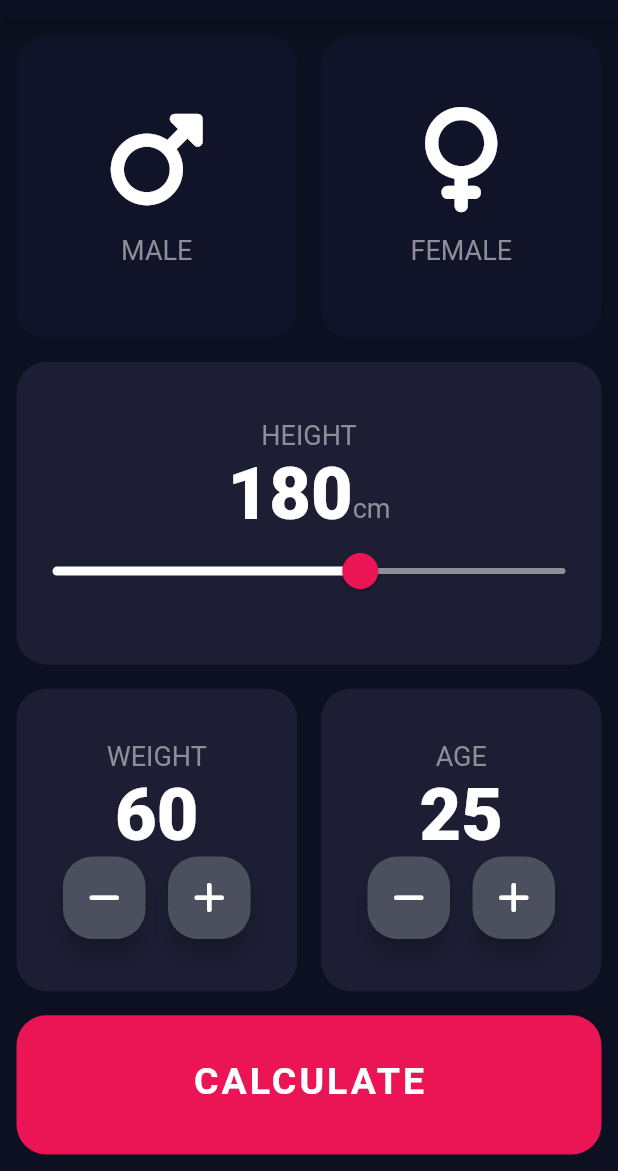
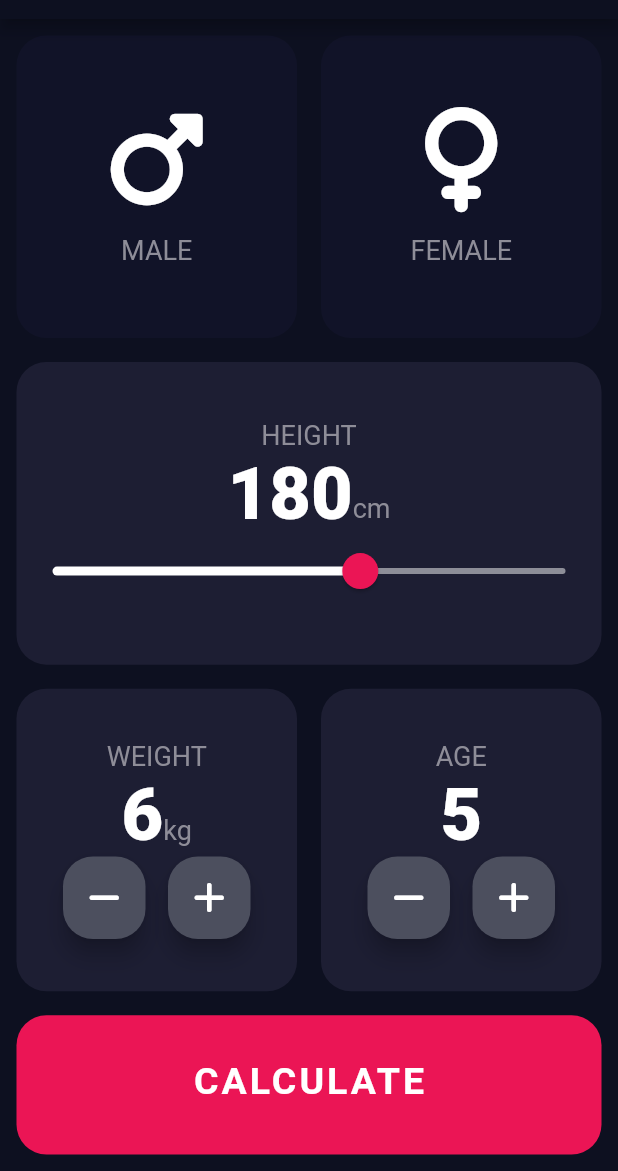
Before and after one commit to Bamidele1234/bmi_calculator, a Flutter app: the screen it shows after launch, on a phone screen of 412 x 824 dp, the part 65-1236 px from its top. Run offline on Flutter 3.47's test engine with Material 2 defaults, Android fonts, the phone set to English and light mode, and no system bars; our stand-ins replace font_awesome_flutter.

Commit message:
Worked on the snackbar, weight and age bounds

```diff
--- a/lib/calculator_brain.dart
+++ b/lib/calculator_brain.dart
@@ -29,7 +29,7 @@ class CalculatorBrain {
     } else if (_bmi > 18.5) {
       return 'You have a normal body weight. Keep being healthy';
     } else {
-      return 'You have a normal body weight. You can eat a bit more';
+      return 'You have an abnormal body weight. You can eat a bit more';
     }
   }
 }
--- a/lib/components/btm_crd_cnt.dart
+++ b/lib/components/btm_crd_cnt.dart
@@ -10,12 +10,14 @@ class BottomCardContent extends StatelessWidget {
     required this.title,
     this.onIncrease,
     this.onDecrease,
+    this.subText,
     this.spacing = 15,
   }) : super(key: key);
 
   final int value;
   final String title;
   final double spacing;
+  final Text? subText;
   final Function()? onIncrease;
   final Function()? onDecrease;
 
@@ -29,9 +31,18 @@ class BottomCardContent extends StatelessWidget {
           title.toUpperCase(),
           style: kmyTextStyle,
         ),
-        Text(
-          value.toString(),
-          style: kmyNumStyle,
+        Row(
+          mainAxisAlignment: MainAxisAlignment.center,
+          crossAxisAlignment: CrossAxisAlignment.baseline,
+          textBaseline: TextBaseline.alphabetic,
+          children: [
+            Text(
+              value.toString(),
+              style: kmyNumStyle,
+            ),
+            // If the value of subtext is null return an unseen widget
+            subText ?? const SizedBox.shrink()
+          ],
         ),
         Row(
           mainAxisAlignment: MainAxisAlignment.center,
--- a/lib/screens/input_page.dart
+++ b/lib/screens/input_page.dart
@@ -20,8 +20,8 @@ class InputPage extends StatefulWidget {
 class _InputPageState extends State<InputPage> {
   Gender? selectedGender;
   int height = 180;
-  int weight = 60;
-  int age = 25;
+  int weight = 6;
+  int age = 5;
 
   void decWeight() {
     weight--;
@@ -38,6 +38,18 @@ class _InputPageState extends State<InputPage> {
   void decAge() {
     age--;
   }
+
+  displaySb(String message) =>
+      ScaffoldMessenger.of(context).showSnackBar(ksnackBar(message));
+
+  ksnackBar(String message) => SnackBar(
+        duration: const Duration(seconds: 1),
+        content: Text(
+          message,
+          textAlign: TextAlign.center,
+          style: const TextStyle(fontSize: 15.0),
+        ),
+      );
 
   @override
   Widget build(BuildContext context) {
@@ -157,14 +169,24 @@ class _InputPageState extends State<InputPage> {
                       cardChild: BottomCardContent(
                         title: 'Weight',
                         value: weight,
+                        subText: const Text(
+                          'kg',
+                          style: kmyTextStyle,
+                        ),
                         onIncrease: () {
                           setState(() {
-                            incWeight();
+                            weight >= 1200
+                                ? displaySb(
+                                    'Your weight cannot be greater than 1200kg')
+                                : incWeight();
                           });
                         },
                         onDecrease: () {
                           setState(() {
-                            decWeight();
+                            weight <= 1
+                                ? displaySb(
+                                    'Your weight cannot be less than 1kg')
+                                : decWeight();
                           });
                         },
                       ),
@@ -180,12 +202,17 @@ class _InputPageState extends State<InputPage> {
                         value: age,
                         onIncrease: () {
                           setState(() {
-                            incAge();
+                            age >= 150
+                                ? displaySb(
+                                    'Your age cannot be greater than 150')
+                                : incAge();
                           });
                         },
                         onDecrease: () {
                           setState(() {
-                            decAge();
+                            age <= 1
+                                ? displaySb('Your age cannot be less than 1')
+                                : decAge();
                           });
                         },
                       ),
--- a/pubspec.yaml
+++ b/pubspec.yaml
@@ -35,6 +35,7 @@ dependencies:
   # Use with the CupertinoIcons class for iOS style icons.
   cupertino_icons: ^1.0.2
   font_awesome_flutter: ^10.1.0
+  fluttertoast: ^8.0.9
 
 dev_dependencies:
   flutter_test:
```
Also changed, not shown: pubspec.lock.
